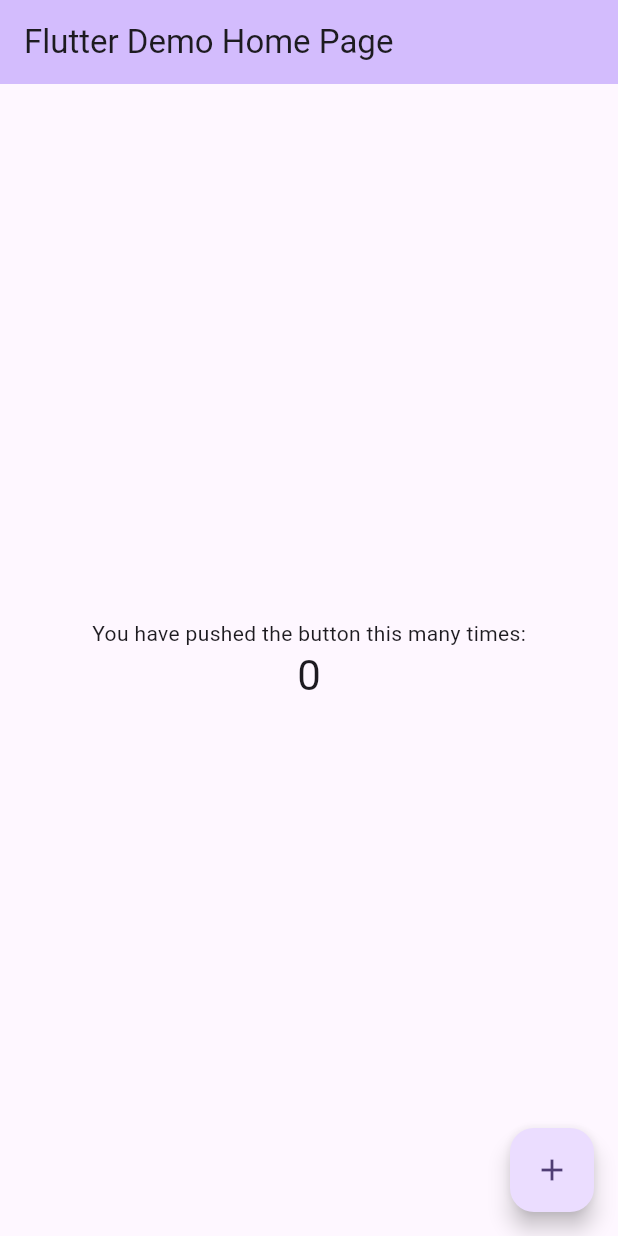
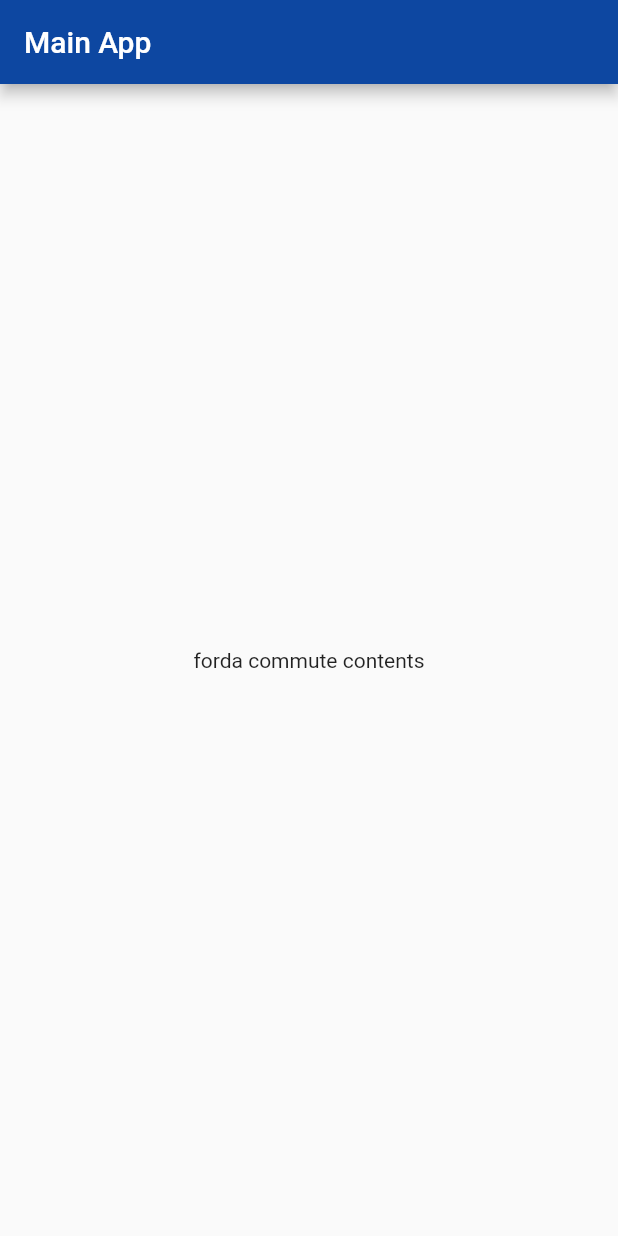
Before and after one commit to kyletagulao/commuteGodz, a Flutter app: the screen it shows after launch, on a phone screen of 412 x 824 dp. Run offline on Flutter 3.47's test engine with Material 2 defaults, Android fonts, the phone set to English and light mode, and no system bars.

Commit message:
added template for splash and main screen

```diff
--- /dev/null
+++ b/lib/intro/splash.dart
@@ -0,0 +1,46 @@
+import 'package:flutter/material.dart';
+
+class SplashScreen extends StatefulWidget {
+  const SplashScreen({ super.key });
+
+  @override
+  SplashScreenState createState() => SplashScreenState();
+}
+
+class SplashScreenState extends State<SplashScreen> {
+  @override
+  void initState() {
+    super.initState();
+    splashDelay();
+  }
+
+  // delays screen of the scaffold before navigating back
+  void splashDelay() async {
+    await Future.delayed(const Duration(milliseconds: 1800));
+    Navigator.pushReplacement(context, MaterialPageRoute(builder: (context) => MainScreen()));
+  }
+
+  @override
+  Widget build(BuildContext context) => const Scaffold(
+    body: Center(child: Text('Hello world', style: TextStyle(
+      fontWeight: FontWeight.bold,
+      fontSize: 30
+    ))),
+  );
+}
+
+class MainScreen extends StatelessWidget {
+  const MainScreen({ super.key });
+
+  @override
+  Widget build(BuildContext context) {
+    return Scaffold(
+      appBar: AppBar(
+        title: const Text('Main App'),
+        backgroundColor: Colors.blue[900],
+      ),
+
+      body: const Center(child: Text('forda commute contents')),
+    );
+  }
+}
--- a/lib/main.dart
+++ b/lib/main.dart
@@ -1,125 +1,15 @@
 import 'package:flutter/material.dart';
+import './intro/splash.dart';
 
-void main() {
-  runApp(const MyApp());
-}
+void main() => runApp(const MainApp());
 
-class MyApp extends StatelessWidget {
-  const MyApp({super.key});
+class MainApp extends StatelessWidget {
+  const MainApp({super.key});
 
-  // This widget is the root of your application.
   @override
   Widget build(BuildContext context) {
-    return MaterialApp(
-      title: 'Flutter Demo',
-      theme: ThemeData(
-        // This is the theme of your application.
-        //
-        // TRY THIS: Try running your application with "flutter run". You'll see
-        // the application has a blue toolbar. Then, without quitting the app,
-        // try changing the seedColor in the colorScheme below to Colors.green
-        // and then invoke "hot reload" (save your changes or press the "hot
-        // reload" button in a Flutter-supported IDE, or press "r" if you used
-        // the command line to start the app).
-        //
-        // Notice that the counter didn't reset back to zero; the application
-        // state is not lost during the reload. To reset the state, use hot
-        // restart instead.
-        //
-        // This works for code too, not just values: Most code changes can be
-        // tested with just a hot reload.
-        colorScheme: ColorScheme.fromSeed(seedColor: Colors.deepPurple),
-        useMaterial3: true,
-      ),
-      home: const MyHomePage(title: 'Flutter Demo Home Page'),
+    return const MaterialApp(
+      home: SplashScreen(),
     );
   }
 }
-
-class MyHomePage extends StatefulWidget {
-  const MyHomePage({super.key, required this.title});
-
-  // This widget is the home page of your application. It is stateful, meaning
-  // that it has a State object (defined below) that contains fields that affect
-  // how it looks.
-
-  // This class is the configuration for the state. It holds the values (in this
-  // case the title) provided by the parent (in this case the App widget) and
-  // used by the build method of the State. Fields in a Widget subclass are
-  // always marked "final".
-
-  final String title;
-
-  @override
-  State<MyHomePage> createState() => _MyHomePageState();
-}
-
-class _MyHomePageState extends State<MyHomePage> {
-  int _counter = 0;
-
-  void _incrementCounter() {
-    setState(() {
-      // This call to setState tells the Flutter framework that something has
-      // changed in this State, which causes it to rerun the build method below
-      // so that the display can reflect the updated values. If we changed
-      // _counter without calling setState(), then the build method would not be
-      // called again, and so nothing would appear to happen.
-      _counter++;
-    });
-  }
-
-  @override
-  Widget build(BuildContext context) {
-    // This method is rerun every time setState is called, for instance as done
-    // by the _incrementCounter method above.
-    //
-    // The Flutter framework has been optimized to make rerunning build methods
-    // fast, so that you can just rebuild anything that needs updating rather
-    // than having to individually change instances of widgets.
-    return Scaffold(
-      appBar: AppBar(
-        // TRY THIS: Try changing the color here to a specific color (to
-        // Colors.amber, perhaps?) and trigger a hot reload to see the AppBar
-        // change color while the other colors stay the same.
-        backgroundColor: Theme.of(context).colorScheme.inversePrimary,
-        // Here we take the value from the MyHomePage object that was created by
-        // the App.build method, and use it to set our appbar title.
-        title: Text(widget.title),
-      ),
-      body: Center(
-        // Center is a layout widget. It takes a single child and positions it
-        // in the middle of the parent.
-        child: Column(
-          // Column is also a layout widget. It takes a list of children and
-          // arranges them vertically. By default, it sizes itself to fit its
-          // children horizontally, and tries to be as tall as its parent.
-          //
-          // Column has various properties to control how it sizes itself and
-          // how it positions its children. Here we use mainAxisAlignment to
-          // center the children vertically; the main axis here is the vertical
-          // axis because Columns are vertical (the cross axis would be
-          // horizontal).
-          //
-          // TRY THIS: Invoke "debug painting" (choose the "Toggle Debug Paint"
-          // action in the IDE, or press "p" in the console), to see the
-          // wireframe for each widget.
-          mainAxisAlignment: MainAxisAlignment.center,
-          children: <Widget>[
-            const Text(
-              'You have pushed the button this many times:',
-            ),
-            Text(
-              '$_counter',
-              style: Theme.of(context).textTheme.headlineMedium,
-            ),
-          ],
-        ),
-      ),
-      floatingActionButton: FloatingActionButton(
-        onPressed: _incrementCounter,
-        tooltip: 'Increment',
-        child: const Icon(Icons.add),
-      ), // This trailing comma makes auto-formatting nicer for build methods.
-    );
-  }
-}
```
